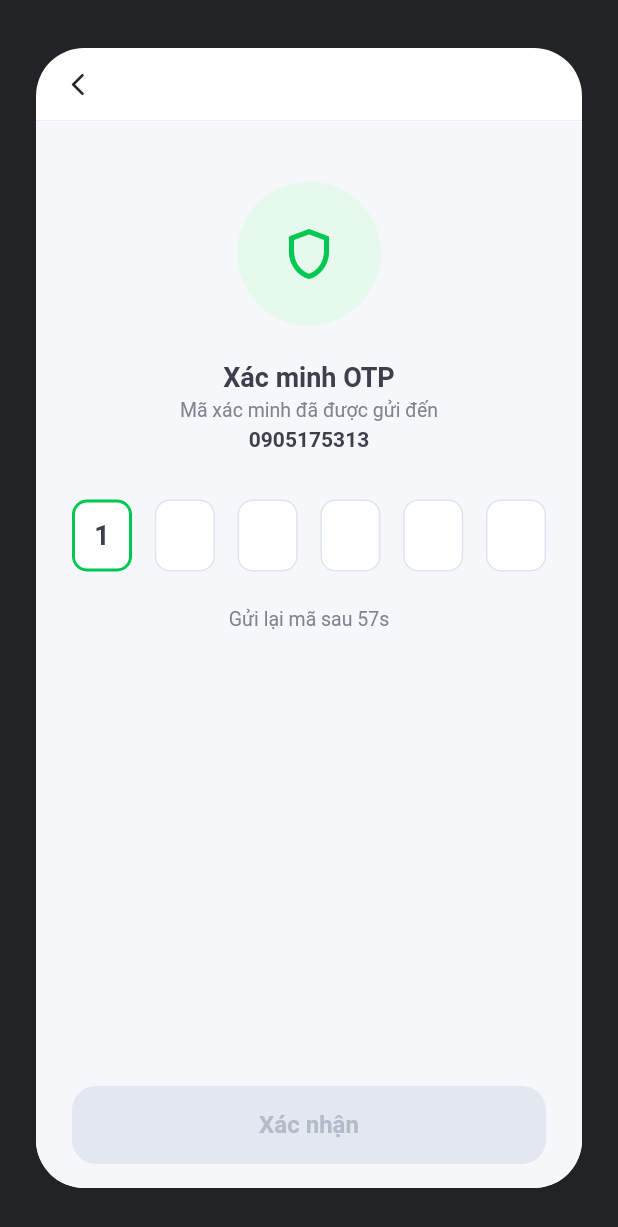
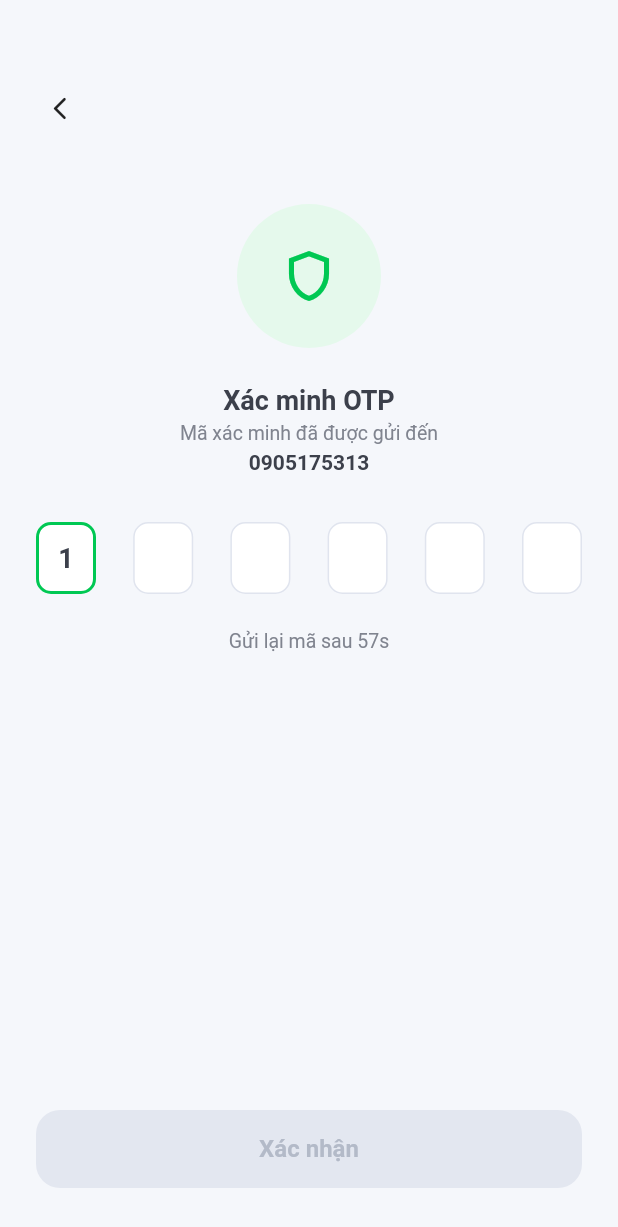
Before and after one commit to thinh55-hub/frontend_smartket, a Flutter app: the OtpVerificationScreen screen opened directly, on a phone screen of 412 x 824 dp. Shown: the top 1227 px of the screen. Run offline on Flutter 3.47's test engine with Material 3 defaults, Android fonts, the phone set to English and light mode, and no system bars; our stand-ins replace flutter_svg, google_fonts, shared_preferences; accounts and stored records are empty; network calls fail; Roboto replaces fonts that are missing (Lexend Deca, SF Pro Display).

Commit message:
fix: make OTP verification screen full-width
- remove the inset card/rounded frame and render the content directly on a light scaffold background
- keep the same layouts/padding so the screen matches the design without the awkward black border

```diff
--- a/lib/screens/otp_verification_screen.dart
+++ b/lib/screens/otp_verification_screen.dart
@@ -7,33 +7,23 @@ class OtpVerificationScreen extends StatelessWidget {
   @override
   Widget build(BuildContext context) {
     return Scaffold(
-      backgroundColor: const Color(0xFF222325),
-      body: Center(
-        child: Container(
-          margin: const EdgeInsets.symmetric(horizontal: 24, vertical: 32),
-          decoration: BoxDecoration(
-            color: Colors.white,
-            borderRadius: BorderRadius.circular(32),
-          ),
-          child: ClipRRect(
-            borderRadius: BorderRadius.circular(32),
-            child: Column(
+      backgroundColor: const Color(0xFFF5F7FB),
+      body: Column(
         children: [
-                Container(
-                  height: 48,
+          const SizedBox(height: 48),
+          Padding(
             padding: const EdgeInsets.symmetric(horizontal: 16),
+            child: Align(
               alignment: Alignment.centerLeft,
               child: IconButton(
                 onPressed: () => Navigator.of(context).maybePop(),
                 icon: const Icon(Icons.arrow_back_ios_new_rounded, size: 18),
                 padding: EdgeInsets.zero,
-                    constraints: const BoxConstraints(),
               ),
             ),
-                const Divider(height: 1, thickness: 0.4),
+          ),
           Expanded(
-                  child: Container(
-                    color: const Color(0xFFF5F7FB),
+            child: Padding(
               padding: const EdgeInsets.symmetric(horizontal: 24),
               child: Column(
                 children: [
@@ -93,7 +83,7 @@ class OtpVerificationScreen extends StatelessWidget {
                   ),
                   const Spacer(),
                   Container(
-                          margin: const EdgeInsets.only(bottom: 16),
+                    margin: const EdgeInsets.only(bottom: 32),
                     height: 52,
                     decoration: BoxDecoration(
                       color: const Color(0xFFE3E7F0),
@@ -111,9 +101,6 @@ class OtpVerificationScreen extends StatelessWidget {
           ),
         ],
       ),
-          ),
-        ),
-      ),
     );
   }
 }
```
Lines whose indentation alone changed are shown as unchanged.
